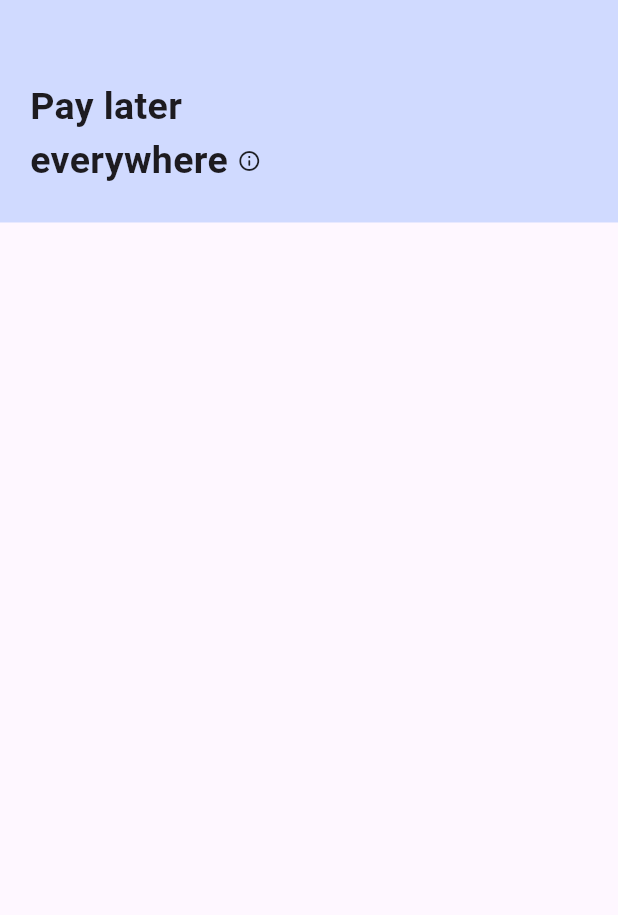
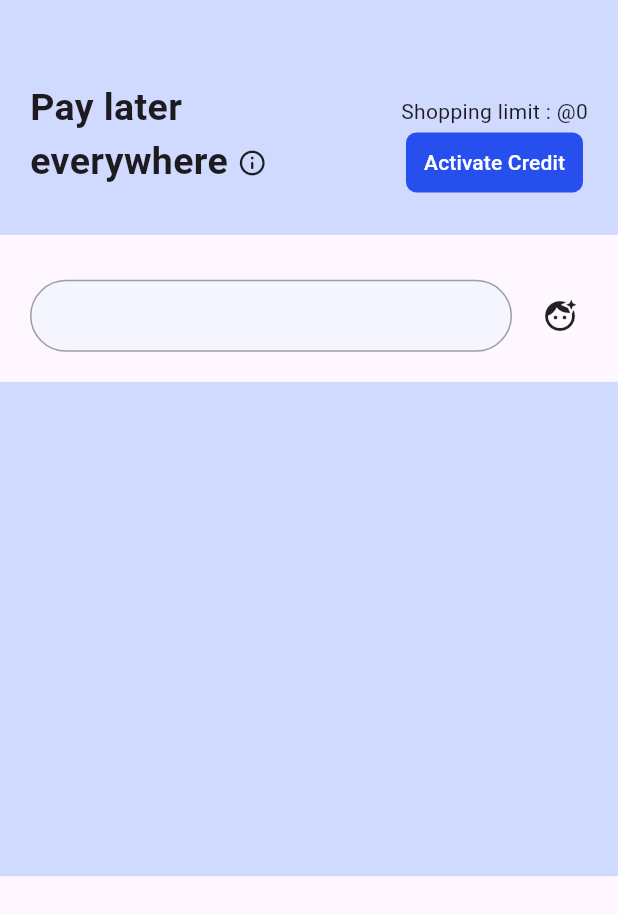
Before and after one commit to Obike-dev/cred-pal-assesment-project, a Flutter app: the screen it shows after launch, on a phone screen of 412 x 824 dp. Shown: the top 915 px of the screen. Run offline on Flutter 3.47's test engine with Material 3 defaults, Android fonts, the phone set to English and light mode, and no system bars.

Commit message:
Modified the home page and added a new file product_card.dart

```diff
--- a/lib/home_page.dart
+++ b/lib/home_page.dart
@@ -6,12 +6,13 @@ class HomePage extends StatelessWidget {
   @override
   Widget build(BuildContext context) {
     final height = MediaQuery.of(context).size.height;
+    final width = MediaQuery.of(context).size.width;
     return Scaffold(
       body: Column(
         children: [
           Container(
             width: double.infinity,
-            height: height * 0.18,
+            height: height * 0.19,
             decoration: BoxDecoration(
               color: Color.fromRGBO(208, 218, 255, 1),
             ),
@@ -22,6 +23,7 @@ class HomePage extends StatelessWidget {
                 Padding(
                   padding: const EdgeInsets.symmetric(horizontal: 20),
                   child: Row(
+                    crossAxisAlignment: CrossAxisAlignment.start,
                     children: [
                       Text.rich(
                         TextSpan(
@@ -32,7 +34,10 @@ class HomePage extends StatelessWidget {
                               alignment: PlaceholderAlignment.middle,
                               child: Padding(
                                 padding: const EdgeInsets.only(left: 6),
-                                child: Icon(Icons.info_outline_rounded, size: 16),
+                                child: Icon(
+                                  Icons.info_outline_rounded,
+                                  size: 20,
+                                ),
                               ),
                             ),
                           ],
@@ -42,12 +47,70 @@ class HomePage extends StatelessWidget {
                           fontWeight: FontWeight.bold,
                         ),
                       ),
+                      Spacer(),
+                      Column(
+                        children: [
+                          SizedBox(height: 10),
+                          Text("Shopping limit : @0"),
+                          TextButton(
+                            onPressed: () {},
+                            style: TextButton.styleFrom(
+                              backgroundColor: Color.fromRGBO(39, 79, 237, 1),
+                              shape: RoundedRectangleBorder(
+                                borderRadius: BorderRadiusGeometry.all(
+                                  Radius.circular(7),
+                                ),
+                              ),
+                            ),
+                            child: Text(
+                              "Activate Credit",
+                              style: TextStyle(color: Colors.white),
+                            ),
+                          )
+                        ],
+                      ),
                     ],
                   ),
                 ),
               ],
             ),
-          )
+          ),
+          SizedBox(height: 30),
+          Padding(
+            padding: const EdgeInsets.symmetric(horizontal: 20),
+            child: Row(
+              children: [
+                SizedBox(
+                  width: width * 0.78,
+                  child: TextField(
+                    decoration: InputDecoration(
+                      contentPadding: EdgeInsets.symmetric(vertical: 10),
+                      filled: true,
+                      fillColor: Color.fromRGBO(244, 245, 254, 1),
+                      enabledBorder: OutlineInputBorder(
+                        borderSide: BorderSide(color: Colors.grey),
+                        borderRadius: BorderRadius.circular(40),
+                      ),
+                      focusedBorder: OutlineInputBorder(
+                        borderSide: BorderSide(color: Colors.grey, width: 0.5),
+                        borderRadius: BorderRadius.circular(40),
+                      ),
+                    ),
+                  ),
+                ),
+                SizedBox(width: 20),
+                Icon(Icons.face_retouching_natural)
+              ],
+            ),
+          ),
+          SizedBox(height: 20),
+          Container(
+            width: double.infinity,
+            height: height * 0.4,
+            decoration: BoxDecoration(
+              color: Color.fromRGBO(208, 218, 255, 1),
+            ),
+          ),
         ],
       ),
     );
```
